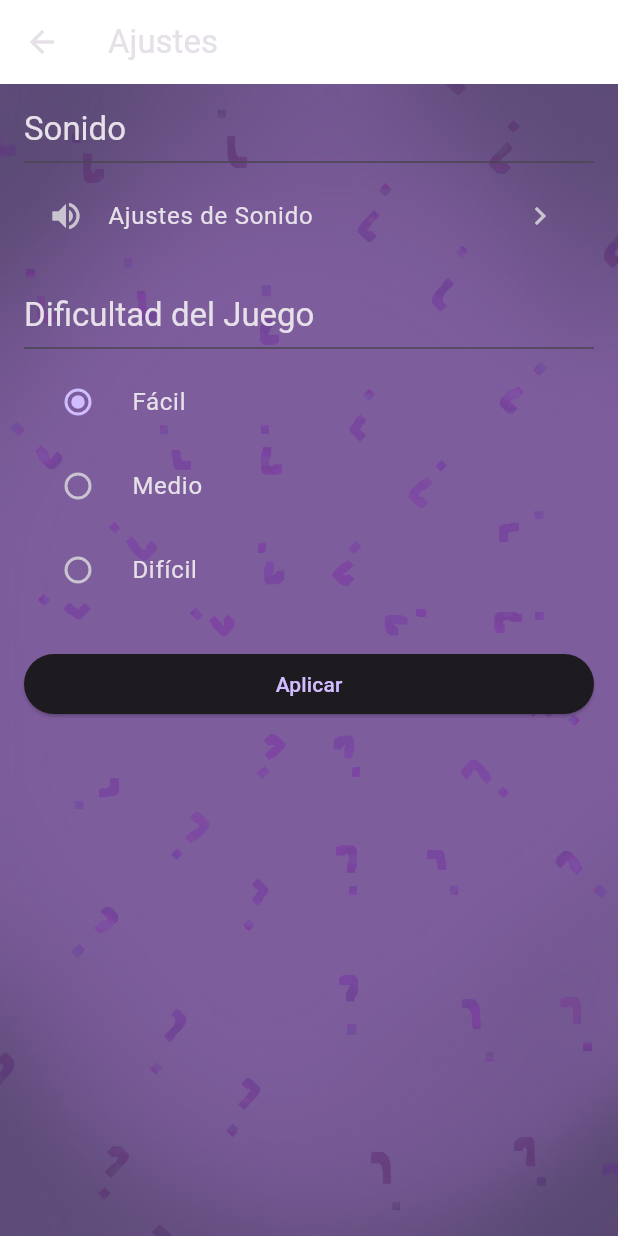
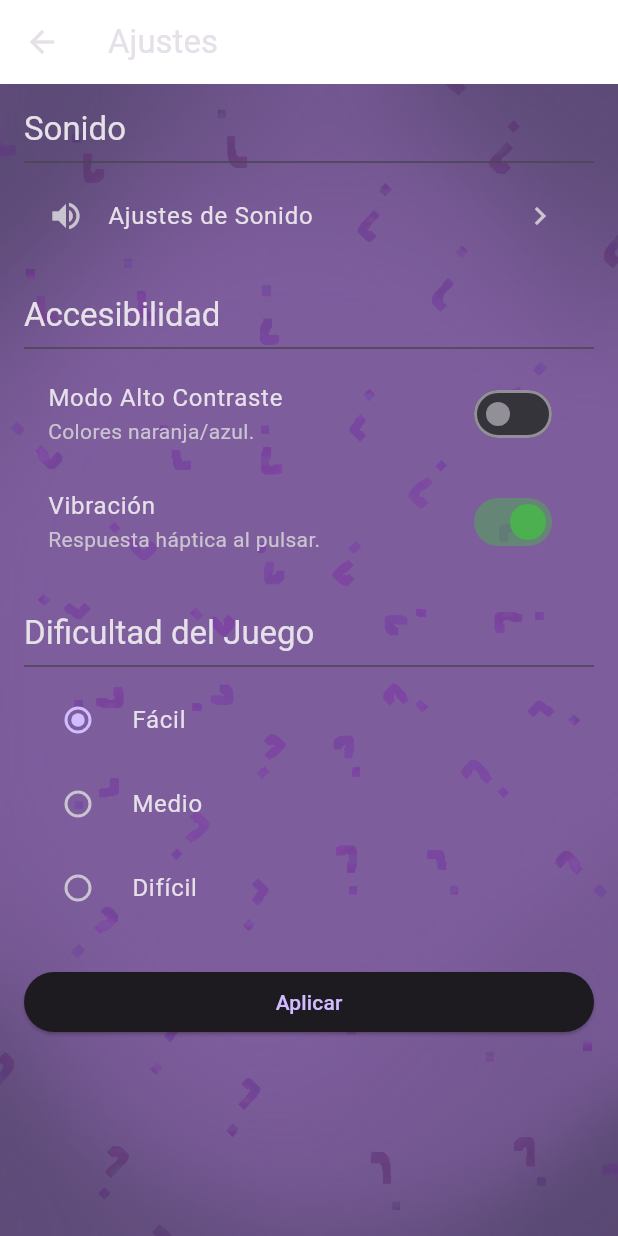
Before and after one commit to SmartWasTaken/Practica_2_moviles, a Flutter app: the SettingsScreen screen opened directly, after a tap on "Fácil", on a phone screen of 412 x 824 dp. Run offline on Flutter 3.47's test engine with Material 3 defaults, Android fonts, the phone set to English and light mode, and no system bars; our stand-ins replace audioplayers, equatable, flutter_bloc, shared_preferences, sqflite, sqflite_common_ffi; accounts and stored records are empty.

Commit message:
Update
Update antes de cambiar fuente de letra

```diff
--- a/moviles_practica2/lib/data/repositories/preferences_repository.dart
+++ b/moviles_practica2/lib/data/repositories/preferences_repository.dart
@@ -6,6 +6,8 @@ class PreferencesRepository {
   static const _musicVolumeKey = 'music_volume';
   static const _sfxVolumeKey = 'sfx_volume';
   static const _selectedMusicKey = 'selected_music_track';
+  static const _highContrastKey = 'high_contrast';
+  static const _hapticsKey = 'haptics_enabled';
 
   Future<void> saveDifficulty(Difficulty difficulty) async {
     final prefs = await SharedPreferences.getInstance();
@@ -60,4 +62,24 @@ class PreferencesRepository {
     final prefs = await SharedPreferences.getInstance();
     return prefs.getInt(_selectedMusicKey) ?? 0;
   }
+
+  Future<void> saveHighContrast(bool value) async {
+    final prefs = await SharedPreferences.getInstance();
+    await prefs.setBool(_highContrastKey, value);
+  }
+
+  Future<bool> getHighContrast() async {
+    final prefs = await SharedPreferences.getInstance();
+    return prefs.getBool(_highContrastKey) ?? false;
+  }
+
+  Future<void> saveHaptics(bool value) async {
+    final prefs = await SharedPreferences.getInstance();
+    await prefs.setBool(_hapticsKey, value);
+  }
+
+  Future<bool> getHaptics() async {
+    final prefs = await SharedPreferences.getInstance();
+    return prefs.getBool(_hapticsKey) ?? true;
+  }
 }
--- /dev/null
+++ b/moviles_practica2/lib/presentation/bloc/settings/settings_bloc.dart
@@ -0,0 +1,26 @@
+import 'package:flutter_bloc/flutter_bloc.dart';
+import '../../../data/repositories/preferences_repository.dart';
+import 'settings_event.dart';
+import 'settings_state.dart';
+
+class SettingsBloc extends Bloc<SettingsEvent, SettingsState> {
+  final PreferencesRepository _repository;
+
+  SettingsBloc() : _repository = PreferencesRepository(), super(SettingsState.initial()) {
+    on<LoadSettings>((event, emit) async {
+      final highContrast = await _repository.getHighContrast();
+      final haptics = await _repository.getHaptics();
+      emit(state.copyWith(isHighContrast: highContrast, isHapticsEnabled: haptics));
+    });
+
+    on<ToggleHighContrast>((event, emit) async {
+      await _repository.saveHighContrast(event.isEnabled);
+      emit(state.copyWith(isHighContrast: event.isEnabled));
+    });
+
+    on<ToggleHaptics>((event, emit) async {
+      await _repository.saveHaptics(event.isEnabled);
+      emit(state.copyWith(isHapticsEnabled: event.isEnabled));
+    });
+  }
+}
--- /dev/null
+++ b/moviles_practica2/lib/presentation/bloc/settings/settings_event.dart
@@ -0,0 +1,23 @@
+import 'package:equatable/equatable.dart';
+
+abstract class SettingsEvent extends Equatable {
+  const SettingsEvent();
+  @override
+  List<Object> get props => [];
+}
+
+class LoadSettings extends SettingsEvent {}
+
+class ToggleHighContrast extends SettingsEvent {
+  final bool isEnabled;
+  const ToggleHighContrast(this.isEnabled);
+  @override
+  List<Object> get props => [isEnabled];
+}
+
+class ToggleHaptics extends SettingsEvent {
+  final bool isEnabled;
+  const ToggleHaptics(this.isEnabled);
+  @override
+  List<Object> get props => [isEnabled];
+}
--- /dev/null
+++ b/moviles_practica2/lib/presentation/bloc/settings/settings_state.dart
@@ -0,0 +1,28 @@
+import 'package:equatable/equatable.dart';
+
+class SettingsState extends Equatable {
+  final bool isHighContrast;
+  final bool isHapticsEnabled;
+
+  const SettingsState({
+    required this.isHighContrast,
+    required this.isHapticsEnabled,
+  });
+
+  factory SettingsState.initial() {
+    return const SettingsState(isHighContrast: false, isHapticsEnabled: true);
+  }
+
+  SettingsState copyWith({
+    bool? isHighContrast,
+    bool? isHapticsEnabled,
+  }) {
+    return SettingsState(
+      isHighContrast: isHighContrast ?? this.isHighContrast,
+      isHapticsEnabled: isHapticsEnabled ?? this.isHapticsEnabled,
+    );
+  }
+
+  @override
+  List<Object> get props => [isHighContrast, isHapticsEnabled];
+}
--- a/moviles_practica2/lib/presentation/screens/settings_screen.dart
+++ b/moviles_practica2/lib/presentation/screens/settings_screen.dart
@@ -1,8 +1,13 @@
 import 'package:flutter/material.dart';
-import '../../core/constants/enums.dart';import '../../core/services/sound_manager.dart';
+import 'package:flutter_bloc/flutter_bloc.dart';
 
+import '../../core/constants/enums.dart';
+import '../../core/services/sound_manager.dart';
 import '../../data/providers/word_provider.dart';
 import '../../data/repositories/preferences_repository.dart';
+import '../bloc/settings/settings_bloc.dart';
+import '../bloc/settings/settings_event.dart';
+import '../bloc/settings/settings_state.dart';
 import '../routes/custom_page_route.dart';
 import '../widgets/custom_image_button.dart';
 import '../widgets/game_background.dart';
@@ -11,24 +16,30 @@ import 'audio_settings_screen.dart';
 class SettingsScreen extends StatefulWidget {
   final bool isInGameMode;
   const SettingsScreen({super.key, this.isInGameMode = false});
+
   @override
   State<SettingsScreen> createState() => _SettingsScreenState();
 }
+
 class _SettingsScreenState extends State<SettingsScreen> {
   final PreferencesRepository _prefsRepository = PreferencesRepository();
   Difficulty _selectedDifficulty = Difficulty.medio;
+
   @override
   void initState() {
     super.initState();
     _loadDifficulty();
   }
+
   void _loadDifficulty() async {
     final savedDifficulty = await _prefsRepository.getDifficulty();
     setState(() {
       _selectedDifficulty = savedDifficulty;
     });
   }
+
   void _onDifficultyChanged(Difficulty? value) {
+    SoundManager.instance.playSfx('ui_click.wav');
     if (value != null) {
       setState(() {
         _selectedDifficulty = value;
@@ -38,6 +49,7 @@ class _SettingsScreenState extends State<SettingsScreen> {
       }
     }
   }
+
   void _applyChanges() {
     showDialog<bool>(
       context: context,
@@ -64,6 +76,7 @@ class _SettingsScreenState extends State<SettingsScreen> {
       }
     });
   }
+
   @override
   Widget build(BuildContext context) {
     return Scaffold(
@@ -74,7 +87,7 @@ class _SettingsScreenState extends State<SettingsScreen> {
         elevation: 0,
       ),
       body: GameBackground(
-        child:ListView(
+        child: ListView(
           padding: const EdgeInsets.all(16.0),
           children: [
             Text('Sonido', style: Theme.of(context).textTheme.titleLarge),
@@ -90,30 +103,76 @@ class _SettingsScreenState extends State<SettingsScreen> {
                 );
               },
             ),
+
             const SizedBox(height: 24),
+            Text('Accesibilidad', style: Theme.of(context).textTheme.titleLarge),
+            const Divider(),
+            BlocBuilder<SettingsBloc, SettingsState>(
+              builder: (context, state) {
+                return Column(
+                  children: [
+                    SwitchListTile(
+                      title: const Text('Modo Alto Contraste'),
+                      subtitle: const Text('Colores naranja/azul.'),
+                      value: state.isHighContrast,
+                      activeColor: Colors.orange,
+                      onChanged: (bool value) {
+                        SoundManager.instance.playSfx('ui_click.wav');
+                        context.read<SettingsBloc>().add(ToggleHighContrast(value));
+                      },
+                    ),
+                    SwitchListTile(
+                      title: const Text('Vibración'),
+                      subtitle: const Text('Respuesta háptica al pulsar.'),
+                      value: state.isHapticsEnabled,
+                      activeColor: Colors.green,
+                      onChanged: (bool value) {
+                        SoundManager.instance.playSfx('ui_click.wav');
+                        context.read<SettingsBloc>().add(ToggleHaptics(value));
+                      },
+                    ),
+                  ],
+                );
+              },
+            ),
 
+            const SizedBox(height: 24),
             Text('Dificultad del Juego', style: Theme.of(context).textTheme.titleLarge),
             const Divider(),
-          RadioListTile<Difficulty>(title: const Text('Fácil'), value: Difficulty.facil, groupValue: _selectedDifficulty, onChanged: _onDifficultyChanged),
-          RadioListTile<Difficulty>(title: const Text('Medio'), value: Difficulty.medio, groupValue: _selectedDifficulty, onChanged: _onDifficultyChanged),
-          RadioListTile<Difficulty>(title: const Text('Difícil'), value: Difficulty.dificil, groupValue: _selectedDifficulty, onChanged: _onDifficultyChanged),
+            RadioListTile<Difficulty>(
+                title: const Text('Fácil'),
+                value: Difficulty.facil,
+                groupValue: _selectedDifficulty,
+                onChanged: _onDifficultyChanged),
+            RadioListTile<Difficulty>(
+                title: const Text('Medio'),
+                value: Difficulty.medio,
+                groupValue: _selectedDifficulty,
+                onChanged: _onDifficultyChanged),
+            RadioListTile<Difficulty>(
+                title: const Text('Difícil'),
+                value: Difficulty.dificil,
+                groupValue: _selectedDifficulty,
+                onChanged: _onDifficultyChanged),
             const SizedBox(height: 24),
-
             if (widget.isInGameMode)
               ElevatedButton(
                 onPressed: _applyChanges,
                 child: const Text('Aplicar'),
               )
             else
-            CustomImageButton(
+              Center(
+                child: CustomImageButton(
                   defaultImagePath: 'assets/images/btn_volver_default.png',
                   pressedImagePath: 'assets/images/btn_volver_pressed.png',
                   width: 110,
                   height: 70,
                   onPressed: () => Navigator.of(context).pop(),
                 ),
+              ),
           ],
         ),
-    ));
+      ),
+    );
   }
 }
```
Also changed, not shown: moviles_practica2/lib/main.dart (+8 -3 lines), moviles_practica2/lib/presentation/widgets/key_button.dart (+14 -4 lines), moviles_practica2/lib/presentation/widgets/letter_tile.dart (+7 -4 lines), 2 other files. Lines whose indentation alone changed are shown as unchanged.
